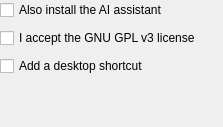
enhantica/edi, file tools/installer/AssistantForm.ui: the form before one commit.
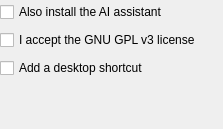
The form after the commit.

Commit message: Click past installer pages outside the page change; fix gaps

Diff of the .ui file:
```diff
--- a/tools/installer/AssistantForm.ui
+++ b/tools/installer/AssistantForm.ui
@@ -23,7 +23,7 @@
     <number>0</number>
    </property>
    <property name="topMargin">
-    <number>0</number>
+    <number>2</number>
    </property>
    <property name="rightMargin">
     <number>0</number>
@@ -43,6 +43,18 @@
      <property name="spacing">
       <number>8</number>
      </property>
+     <property name="leftMargin">
+      <number>0</number>
+     </property>
+     <property name="topMargin">
+      <number>0</number>
+     </property>
+     <property name="rightMargin">
+      <number>0</number>
+     </property>
+     <property name="bottomMargin">
+      <number>0</number>
+     </property>
      <item>
       <widget class="QCheckBox" name="LicenseCheckBox">
        <property name="text">
@@ -83,6 +95,9 @@
      </property>
     </widget>
    </item>
+   <item>
+    <widget class="QLabel" name="SpaceLabel"/>
+   </item>
    <item>
     <spacer name="AssistantSpacer">
      <property name="orientation">
@@ -90,9 +105,6 @@
      </property>
     </spacer>
    </item>
-   <item>
-    <widget class="QLabel" name="SpaceLabel"/>
-   </item>
   </layout>
  </widget>
 </ui>
```
Left out of the diff: 1 changed line with no effect on the pictures. The commit also changes 2 other files.
